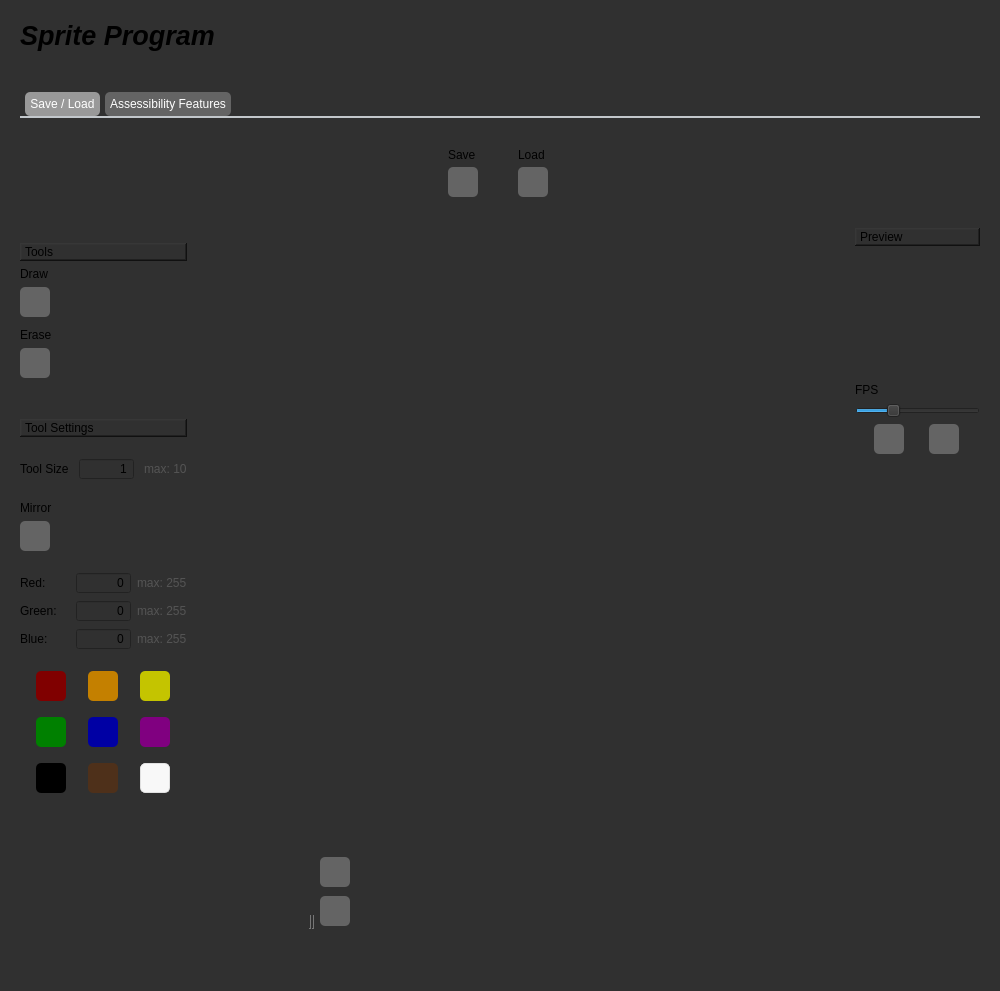
This is mainwindow.ui in landonwest815/sprite-editor as Qt 5 draws it before an edit. The edited form follows.
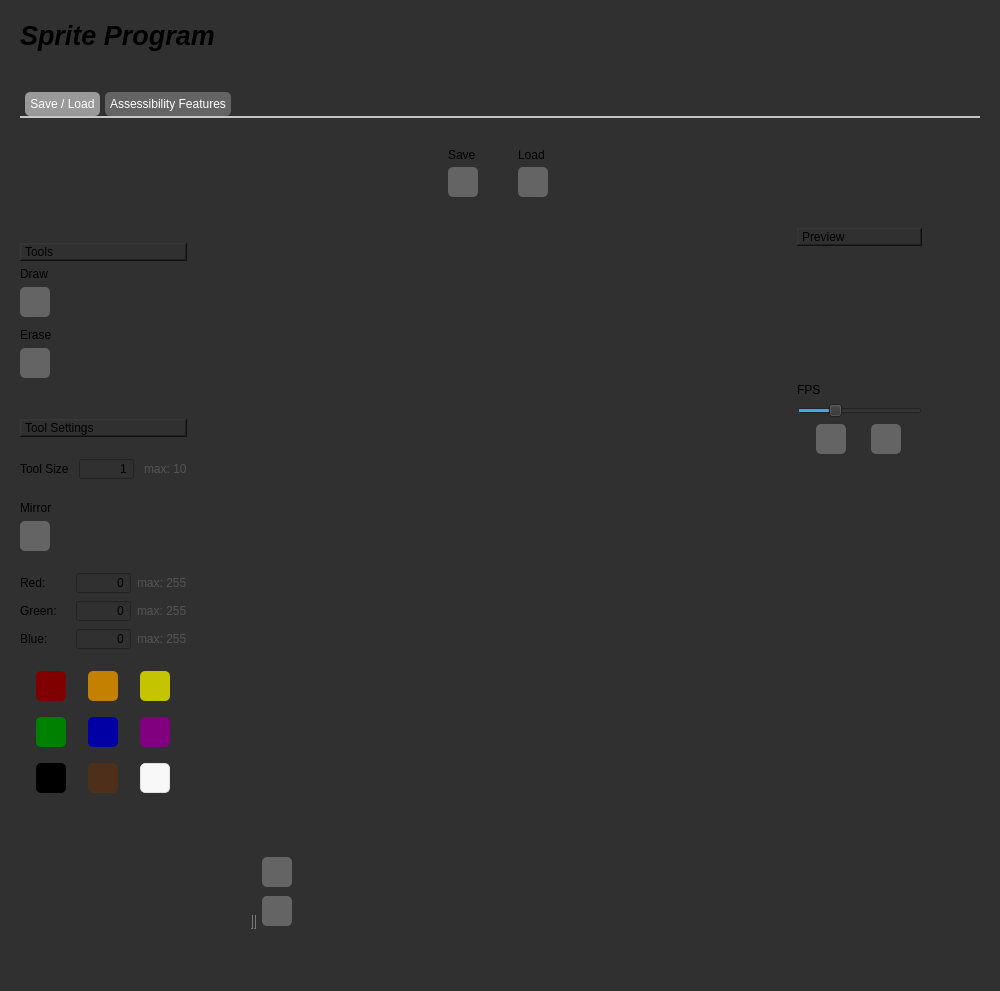
This is the edited form. Icons and pictures are not drawn.

```diff
--- a/mainwindow.ui
+++ b/mainwindow.ui
@@ -1007,7 +1007,7 @@
      </spacer>
     </item>
     <item>
-     <layout class="QHBoxLayout" name="horizontalLayout_2" stretch="0,0,0">
+     <layout class="QHBoxLayout" name="horizontalLayout_2" stretch="0,0,0,0">
       <property name="spacing">
        <number>6</number>
       </property>
@@ -2539,6 +2539,19 @@
         </item>
        </layout>
       </item>
+      <item>
+       <spacer name="horizontalSpacer_13">
+        <property name="orientation">
+         <enum>Qt::Horizontal</enum>
+        </property>
+        <property name="sizeHint" stdset="0">
+         <size>
+          <width>40</width>
+          <height>20</height>
+         </size>
+        </property>
+       </spacer>
+      </item>
      </layout>
     </item>
     <item>
```
Left out of the diff: 2 changed lines with no effect on the pictures.
